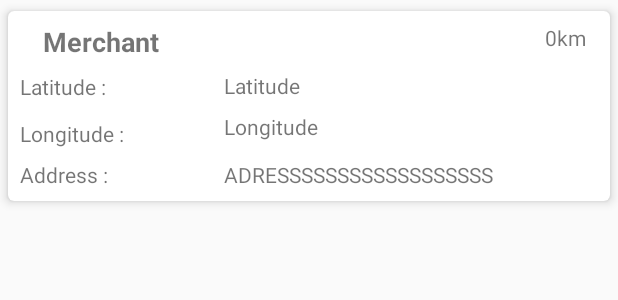
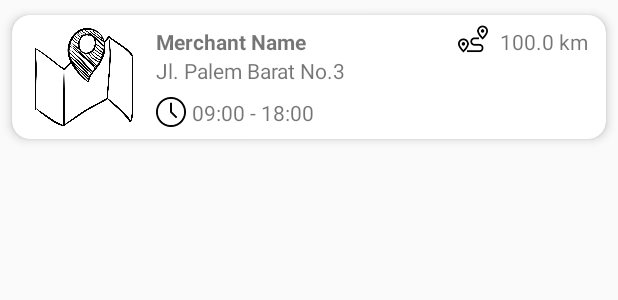
Before and after one commit to blaskoasky/GPS-Project, an Android app: the layout item_row.xml on its own in the app's theme, with its tools: preview values and no code run, on a phone screen of 412 x 824 dp. Shown: the top 300 px of the screen. Run offline under Robolectric (Android 15) with nearby library versions, the phone set to English and light mode, and no system bars.

Commit message:
merged layout

```diff
--- a/app/src/main/AndroidManifest.xml
+++ b/app/src/main/AndroidManifest.xml
@@ -33,7 +33,7 @@
 
         <activity
             android:name=".maps.MapsActivity"
-            android:label="@string/title_activity_maps"></activity>
+            android:label="@string/title_activity_maps" />
         <activity android:name=".main.MainActivity">
             <intent-filter>
                 <action android:name="android.intent.action.MAIN" />
--- a/app/src/main/java/com/blaskoasky/iri/gps2/main/MainViewModel.kt
+++ b/app/src/main/java/com/blaskoasky/iri/gps2/main/MainViewModel.kt
@@ -54,7 +54,7 @@ class MainViewModel : ViewModel() {
             Log.d("Firebase Save", "document saved")
         }
         set.addOnFailureListener {
-            Log.d("Firebase Save", it.toString())
+            Log.d("Firebase Failed to save", it.toString())
         }
     }
 
--- a/app/src/main/res/layout/item_row.xml
+++ b/app/src/main/res/layout/item_row.xml
@@ -1,11 +1,12 @@
 <?xml version="1.0" encoding="utf-8"?>
 <androidx.cardview.widget.CardView xmlns:android="http://schemas.android.com/apk/res/android"
     xmlns:app="http://schemas.android.com/apk/res-auto"
-    android:id="@+id/cv_item_course"
+    android:id="@+id/card_view"
     android:layout_width="match_parent"
     android:layout_height="wrap_content"
+    android:layout_marginBottom="8dp"
     android:orientation="vertical"
-    app:cardCornerRadius="4dp"
+    app:cardCornerRadius="12dp"
     app:cardElevation="4dp"
     app:cardMaxElevation="4dp"
     app:cardUseCompatPadding="true">
@@ -15,96 +16,93 @@
         android:layout_width="match_parent"
         android:layout_height="wrap_content">
 
+        <ImageView
+            android:id="@+id/imageView"
+            android:layout_width="80dp"
+            android:layout_height="65dp"
+            android:layout_margin="8dp"
+            android:layout_marginStart="8dp"
+            android:layout_marginTop="8dp"
+            android:contentDescription="merchant image"
+            android:scaleType="fitCenter"
+            app:layout_constraintBottom_toBottomOf="parent"
+            app:layout_constraintStart_toStartOf="parent"
+            app:layout_constraintTop_toTopOf="parent"
+            app:srcCompat="@drawable/placeplaceholder" />
+
         <TextView
-            android:id="@+id/tv_merchant"
+            android:id="@+id/tv_merchantName"
             android:layout_width="wrap_content"
             android:layout_height="wrap_content"
-            android:layout_margin="8dp"
-            android:ellipsize="end"
-            android:gravity="start"
-            android:maxLines="2"
-            android:text="Merchant"
-            android:textSize="18sp"
+            android:layout_marginStart="8dp"
+            android:layout_marginTop="8dp"
+            android:text="Merchant Name"
             android:textStyle="bold"
-            app:layout_constraintEnd_toEndOf="parent"
-            app:layout_constraintHorizontal_bias="0.049"
-            app:layout_constraintStart_toStartOf="parent"
+            app:layout_constraintStart_toEndOf="@+id/imageView"
             app:layout_constraintTop_toTopOf="parent" />
 
         <TextView
-            android:id="@+id/lbl_latitude"
-            android:layout_width="100dp"
+            android:id="@+id/tv_merchantAddress"
+            android:layout_width="0dp"
             android:layout_height="wrap_content"
-            android:layout_margin="8dp"
-            android:text="Latitude : "
-            app:layout_constraintStart_toStartOf="parent"
-            app:layout_constraintTop_toBottomOf="@+id/tv_merchant" />
+            android:layout_marginStart="8dp"
+            android:layout_marginEnd="26dp"
+            android:maxLines="2"
+            android:ellipsize="end"
+            android:text="Jl. Palem Barat No.3"
+            app:layout_constraintEnd_toEndOf="parent"
+            app:layout_constraintStart_toEndOf="@+id/imageView"
+            app:layout_constraintTop_toBottomOf="@+id/tv_merchantName" />
+
+        <ImageButton
+            android:id="@+id/imageButton"
+            android:layout_width="20dp"
+            android:layout_height="20dp"
+            android:layout_marginStart="8dp"
+            android:layout_marginTop="8dp"
+            android:layout_marginBottom="8dp"
+            android:background="@color/white"
+            android:scaleType="fitCenter"
+            app:layout_constraintBottom_toBottomOf="parent"
+            app:layout_constraintStart_toEndOf="@+id/imageView"
+            app:layout_constraintTop_toBottomOf="@+id/tv_merchantAddress"
+            app:layout_constraintVertical_bias="1.0"
+            app:srcCompat="@drawable/clock" />
 
         <TextView
-            android:id="@+id/tv_latitude2"
+            android:id="@+id/tv_clock"
             android:layout_width="wrap_content"
             android:layout_height="wrap_content"
-            android:layout_marginStart="36dp"
-            android:layout_marginTop="40dp"
-            android:text="Latitude"
-            app:layout_constraintStart_toEndOf="@+id/lbl_latitude"
-            app:layout_constraintTop_toTopOf="parent" />
+            android:layout_marginStart="4dp"
+            android:layout_marginTop="8dp"
+            android:layout_marginBottom="8dp"
+            android:text="09:00 - 18:00"
+            app:layout_constraintBottom_toBottomOf="parent"
+            app:layout_constraintStart_toEndOf="@+id/imageButton"
+            app:layout_constraintTop_toBottomOf="@+id/tv_merchantAddress" />
+
+        <ImageView
+            android:id="@+id/img_distance"
+            android:layout_width="20dp"
+            android:layout_height="20dp"
+            android:layout_marginTop="6dp"
+            android:layout_marginEnd="8dp"
+            app:layout_constraintEnd_toStartOf="@+id/tv_distance"
+            app:layout_constraintTop_toTopOf="parent"
+            app:srcCompat="@drawable/distance" />
 
         <TextView
-            android:id="@+id/lbl_longitude"
-            android:layout_width="100dp"
-            android:layout_height="wrap_content"
-            android:layout_margin="8dp"
-            android:layout_marginStart="8dp"
-            android:text="Longitude : "
-            app:layout_constraintBottom_toBottomOf="parent"
-            app:layout_constraintStart_toStartOf="parent"
-            app:layout_constraintTop_toBottomOf="@+id/lbl_latitude"
-            app:layout_constraintVertical_bias="0.127" />
-
-        <TextView
-            android:id="@+id/tv_longitude2"
-            android:layout_width="wrap_content"
-            android:layout_height="wrap_content"
-            android:layout_marginStart="36dp"
-            android:layout_marginTop="8dp"
-            android:text="Longitude"
-            app:layout_constraintStart_toEndOf="@+id/lbl_longitude"
-            app:layout_constraintTop_toBottomOf="@+id/tv_latitude2" />
-
-        <TextView
-            android:id="@+id/lbl_address"
-            android:layout_width="100dp"
-            android:layout_height="wrap_content"
-            android:layout_margin="8dp"
-            android:text="Address :  "
-            app:layout_constraintBottom_toBottomOf="parent"
-            app:layout_constraintStart_toStartOf="parent"
-            app:layout_constraintTop_toBottomOf="@+id/lbl_longitude" />
-
-        <TextView
-            android:id="@+id/tv_address2"
-            android:layout_width="250dp"
-            android:layout_height="wrap_content"
-            android:layout_marginStart="36dp"
-            android:layout_marginTop="8dp"
-            android:maxLines="3"
-            android:text="ADRESSSSSSSSSSSSSSSSSS"
-            app:layout_constraintStart_toEndOf="@+id/lbl_address"
-            app:layout_constraintTop_toBottomOf="@+id/lbl_longitude" />
-
-        <TextView
-            android:id="@+id/tvDistance"
+            android:id="@+id/tv_distance"
             android:layout_width="wrap_content"
             android:layout_height="wrap_content"
             android:layout_marginTop="8dp"
-            android:layout_marginEnd="16dp"
-            android:text="0km"
+            android:layout_marginEnd="12dp"
+            android:text="100.0 km"
+            app:layout_constraintBottom_toBottomOf="parent"
             app:layout_constraintEnd_toEndOf="parent"
-            app:layout_constraintHorizontal_bias="1.0"
-            app:layout_constraintStart_toEndOf="@+id/tv_merchant"
-            app:layout_constraintTop_toTopOf="parent" />
+            app:layout_constraintTop_toTopOf="parent"
+            app:layout_constraintVertical_bias="0.0" />
+
 
     </androidx.constraintlayout.widget.ConstraintLayout>
-
 </androidx.cardview.widget.CardView>
--- a/app/src/main/res/values/colors.xml
+++ b/app/src/main/res/values/colors.xml
@@ -7,4 +7,5 @@
     <color name="teal_700">#FF018786</color>
     <color name="black">#FF000000</color>
     <color name="white">#FFFFFFFF</color>
+    <color name="off_white">#FAF9F6</color>
 </resources>
```
Also changed, not shown: app/src/main/java/com/blaskoasky/iri/gps2/main/MainActivity.kt (+23 -4 lines), app/src/main/java/com/blaskoasky/iri/gps2/maps/MapsActivity.kt (+8 -0 lines), app/src/main/java/com/blaskoasky/iri/gps2/tools/LocationAdapter.kt (+9 -7 lines), app/src/main/res/drawable/custom_button_all_merchant_locations.xml (added, +9 -0 lines), app/src/main/res/layout/activity_main.xml (+64 -80 lines), app/src/main/res/drawable/clock.png (added), app/src/main/res/drawable/distance.png (added), app/src/main/res/drawable/placeplaceholder.png (added).
